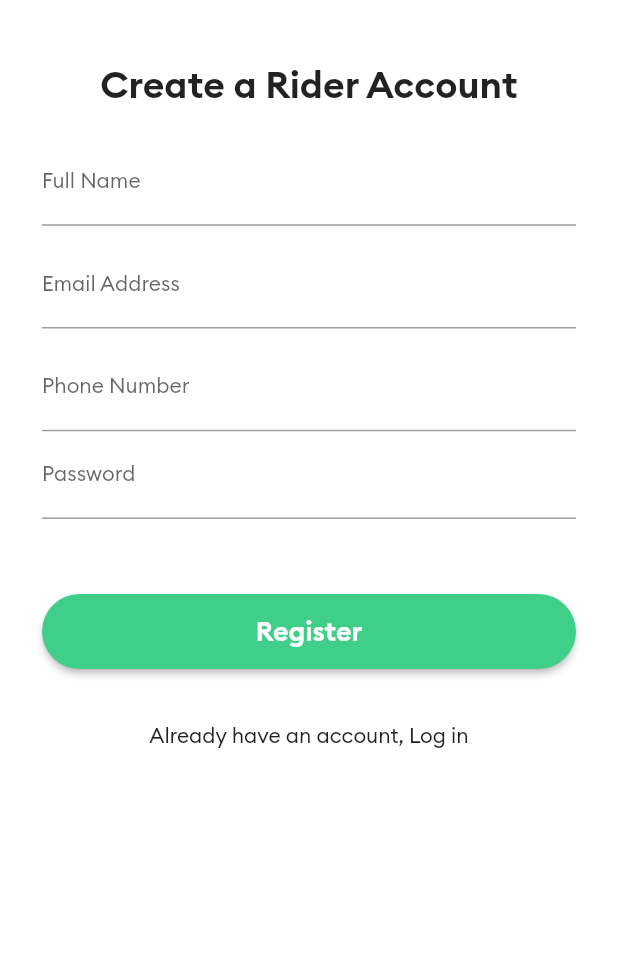
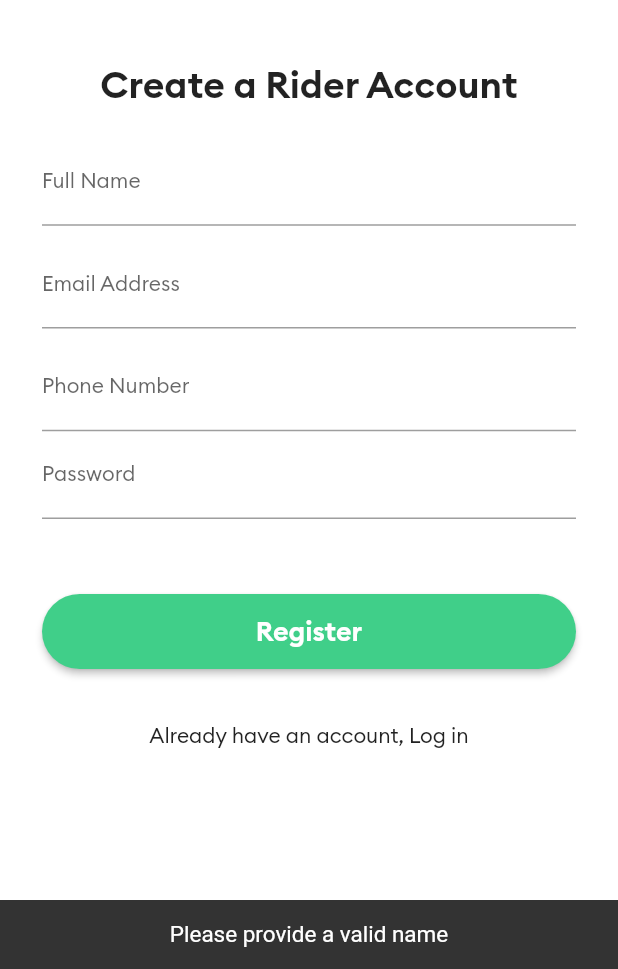
Before and after one commit to xWReXx/CabRider, a Flutter app: the RegistrationPage screen opened by its route, after a tap on "Register", on a phone screen of 412 x 824 dp, the part 267-1236 px from its top. Run offline on Flutter 3.47's test engine with Material 2 defaults, Android fonts, the phone set to English and light mode, and no system bars; our stand-ins replace connectivity, firebase_auth, firebase_core, firebase_database; accounts and stored records are empty.

Commit message:
wired up login and registration to firebase

```diff
--- a/lib/screens/registrationscreen.dart
+++ b/lib/screens/registrationscreen.dart
@@ -1,16 +1,83 @@
 import 'package:cab_rider/screens/loginscreen.dart';
+import 'package:cab_rider/screens/mainpage.dart';
+import 'package:cab_rider/widgets/progress.dart';
+import 'package:cab_rider/widgets/taxibutton.dart';
+import 'package:connectivity/connectivity.dart';
+import 'package:firebase_auth/firebase_auth.dart';
+import 'package:firebase_database/firebase_database.dart';
 import 'package:flutter/material.dart';
 
 import '../brand_colors.dart';
 
-class RegistrationPage extends StatelessWidget {
-  const RegistrationPage({Key key}) : super(key: key);
+class RegistrationPage extends StatefulWidget {
+  static const String id = 'registration';
 
-  static const String id = 'registration';
+  @override
+  _RegistrationPageState createState() => _RegistrationPageState();
+}
+
+class _RegistrationPageState extends State<RegistrationPage> {
+  final GlobalKey<ScaffoldState> scaffoldKey = new GlobalKey<ScaffoldState>();
+
+  final FirebaseAuth _auth = FirebaseAuth.instance;
+
+  var fullNameController = TextEditingController();
+
+  var phoneController = TextEditingController();
+
+  var emailController = TextEditingController();
+
+  var passController = TextEditingController();
+
+  void showSnackbar(String title) {
+    final snackbar = SnackBar(
+        content: Text(
+      title,
+      textAlign: TextAlign.center,
+      style: TextStyle(fontSize: 15),
+    ));
+    scaffoldKey.currentState.showSnackBar(snackbar);
+  }
+
+  void registerUser() async {
+    try {
+      showDialog(
+          context: context,
+          builder: (BuildContext context) => ProgressDialog(
+                status: 'Registering Your Account',
+              ));
+      UserCredential userCredential =
+          await _auth.createUserWithEmailAndPassword(
+              email: emailController.text, password: passController.text);
+      if (userCredential.user != null) {
+        DatabaseReference newUserRef = FirebaseDatabase.instance
+            .reference()
+            .child('users/${_auth.currentUser.uid}');
+
+        Map userMap = {
+          'Full Name': fullNameController.text,
+          'Email': emailController.text,
+          'Phone': phoneController.text,
+        };
+        newUserRef.set(userMap);
+        Navigator.pushNamedAndRemoveUntil(
+            context, MainPage.id, (route) => false);
+      }
+    } on FirebaseAuthException catch (e) {
+      if (e.code == 'weak-password') {
+        showSnackbar('The password provided is too weak.');
+      } else if (e.code == 'email-already-in-use') {
+        showSnackbar('The account already exists for that email.');
+      }
+    } catch (e) {
+      showSnackbar(e);
+    }
+  }
 
   @override
   Widget build(BuildContext context) {
     return Scaffold(
+      key: scaffoldKey,
       backgroundColor: Colors.white,
       body: SafeArea(
         child: SingleChildScrollView(
@@ -39,7 +106,8 @@ class RegistrationPage extends StatelessWidget {
                   child: Column(
                     children: [
                       TextField(
-                        keyboardType: TextInputType.emailAddress,
+                        controller: fullNameController,
+                        keyboardType: TextInputType.text,
                         decoration: InputDecoration(
                             labelText: 'Full Name',
                             labelStyle: TextStyle(
@@ -52,6 +120,7 @@ class RegistrationPage extends StatelessWidget {
                         height: 10,
                       ),
                       TextField(
+                        controller: emailController,
                         keyboardType: TextInputType.emailAddress,
                         decoration: InputDecoration(
                             labelText: 'Email Address',
@@ -65,7 +134,8 @@ class RegistrationPage extends StatelessWidget {
                         height: 10,
                       ),
                       TextField(
-                        obscureText: true,
+                        controller: phoneController,
+                        keyboardType: TextInputType.phone,
                         decoration: InputDecoration(
                             labelText: 'Phone Number',
                             labelStyle: TextStyle(
@@ -75,7 +145,8 @@ class RegistrationPage extends StatelessWidget {
                                 TextStyle(color: Colors.grey, fontSize: 10.0)),
                       ),
                       TextField(
-                        keyboardType: TextInputType.emailAddress,
+                        controller: passController,
+                        obscureText: true,
                         decoration: InputDecoration(
                             labelText: 'Password',
                             labelStyle: TextStyle(
@@ -90,23 +161,41 @@ class RegistrationPage extends StatelessWidget {
                       SizedBox(
                         height: 40,
                       ),
-                      RaisedButton(
-                        onPressed: () {},
-                        color: BrandColors.colorGreen,
-                        textColor: Colors.white,
-                        shape: new RoundedRectangleBorder(
-                            borderRadius: new BorderRadius.circular(25)),
-                        child: Container(
-                          height: 50,
-                          child: Center(
-                            child: Text(
-                              'Register',
-                              style: TextStyle(
-                                  fontSize: 18, fontFamily: 'Brand-Bold'),
-                            ),
-                          ),
-                        ),
-                      )
+                      TaxiButton(
+                          title: 'Register',
+                          color: BrandColors.colorGreen,
+                          onPressed: () async {
+                            var connectivityReult =
+                                await Connectivity().checkConnectivity();
+
+                            if (connectivityReult !=
+                                    ConnectivityResult.mobile &&
+                                connectivityReult != ConnectivityResult.wifi) {
+                              showSnackbar('No internet connectivity');
+                              return;
+                            }
+
+                            if (fullNameController.text.length < 3) {
+                              showSnackbar('Please provide a valid name');
+                              return;
+                            }
+                            if (phoneController.text.length < 10) {
+                              showSnackbar(
+                                  'Please provide a valid phone number');
+                              return;
+                            }
+                            if (!emailController.text.contains('@')) {
+                              showSnackbar(
+                                  'Please provide a valid email address');
+                              return;
+                            }
+                            if (passController.text.length < 8) {
+                              showSnackbar(
+                                  'Pasword must be 8 charcters in length');
+                              return;
+                            }
+                            registerUser();
+                          })
                     ],
                   ),
                 ),
--- /dev/null
+++ b/lib/widgets/taxibutton.dart
@@ -0,0 +1,28 @@
+import 'package:flutter/material.dart';
+
+class TaxiButton extends StatelessWidget {
+  TaxiButton({this.title, this.color, this.onPressed});
+  final String title;
+  final Color color;
+  final Function onPressed;
+
+  @override
+  Widget build(BuildContext context) {
+    return RaisedButton(
+      onPressed: onPressed,
+      color: color,
+      textColor: Colors.white,
+      shape: new RoundedRectangleBorder(
+          borderRadius: new BorderRadius.circular(25)),
+      child: Container(
+        height: 50,
+        child: Center(
+          child: Text(
+            title,
+            style: TextStyle(fontSize: 18, fontFamily: 'Brand-Bold'),
+          ),
+        ),
+      ),
+    );
+  }
+}
--- a/pubspec.yaml
+++ b/pubspec.yaml
@@ -26,6 +26,8 @@ dependencies:
   firebase_core: "0.7.0"
   firebase_database: "^6.0.0"
   firebase_auth: "^0.20.0+1"
+  connectivity: ^2.0.2
+  google_maps_flutter: ^1.2.0
 
 
   # The following adds the Cupertino Icons font to your application.
```
Also changed, not shown: lib/screens/loginscreen.dart (+86 -20 lines), lib/widgets/progress.dart (added, +41 -0 lines), pubspec.lock, 1 other file.
